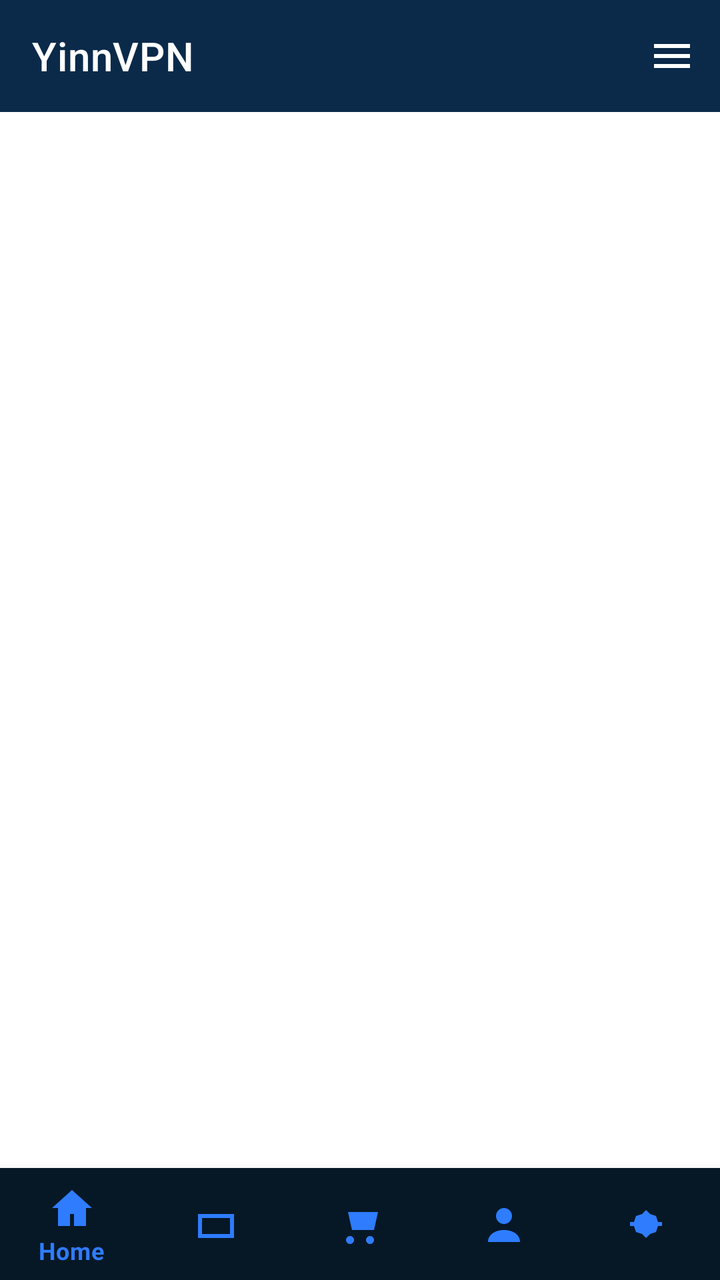
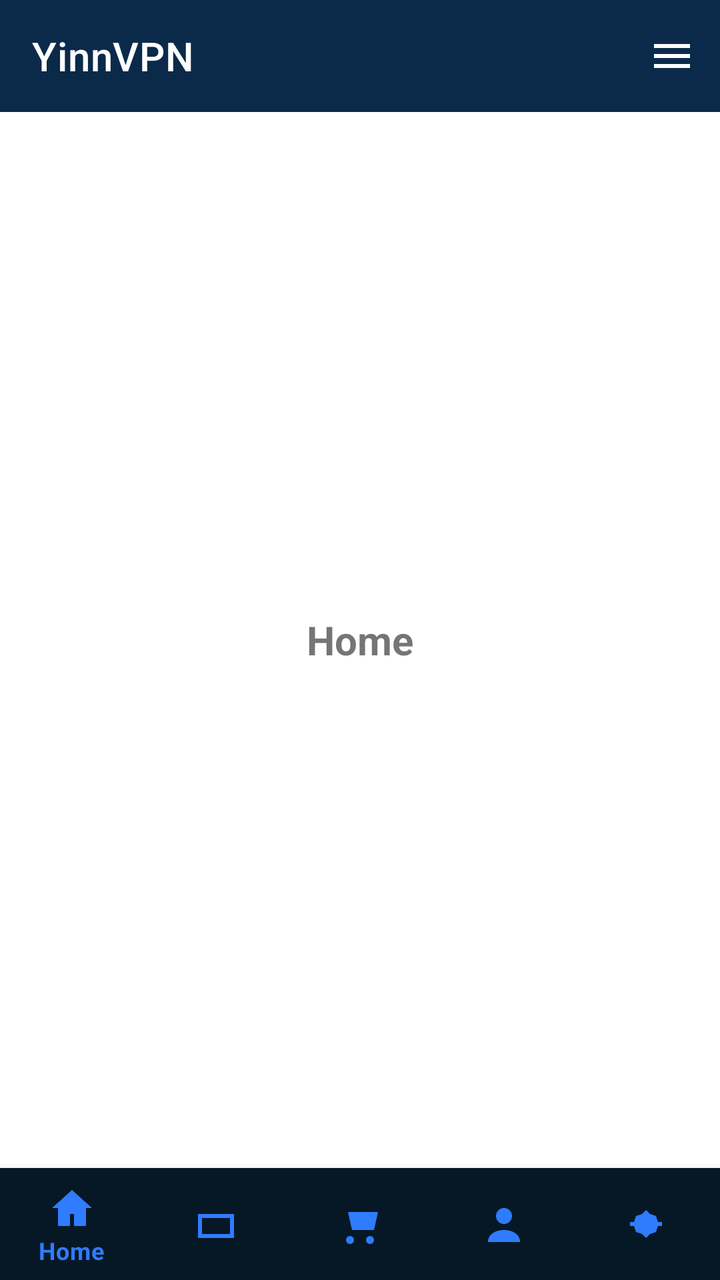

Screens rendered from an Android XML layout before and after an edit, with the pre-edit source and the edit as a unified diff.
<!-- AndroidManifest.xml: application theme AppTheme -->
<!-- res/layout/activity_main.xml -->
<?xml version="1.0" encoding="utf-8"?>
<androidx.drawerlayout.widget.DrawerLayout xmlns:android="http://schemas.android.com/apk/res/android"
    xmlns:app="http://schemas.android.com/apk/res-auto"
    android:id="@+id/drawer"
    android:layout_width="match_parent"
    android:layout_height="match_parent">

    <androidx.coordinatorlayout.widget.CoordinatorLayout
        android:layout_width="match_parent"
        android:layout_height="match_parent">

        <com.google.android.material.appbar.MaterialToolbar
            android:id="@+id/toolbar"
            android:layout_width="match_parent"
            android:layout_height="wrap_content"
            android:background="@color/navy"
            app:title="YinnVPN"
            app:titleTextColor="@android:color/white"
            app:menu="@menu/top_menu" />

        <FrameLayout
            android:id="@+id/content"
            android:layout_width="match_parent"
            android:layout_height="0dp"
            android:layout_marginTop="?attr/actionBarSize"
            app:layout_constraintBottom_toTopOf="@+id/bottomNav"/>

        <com.google.android.material.bottomnavigation.BottomNavigationView
            android:id="@+id/bottomNav"
            android:layout_width="match_parent"
            android:layout_height="wrap_content"
            android:layout_gravity="bottom"
            android:background="@color/dark_navy"
            app:menu="@menu/bottom_nav"
            app:itemIconTint="@color/accent_blue"
            app:itemTextColor="@color/accent_blue" />

    </androidx.coordinatorlayout.widget.CoordinatorLayout>

    <com.google.android.material.navigation.NavigationView
        android:id="@+id/navView"
        android:layout_width="280dp"
        android:layout_height="match_parent"
        android:layout_gravity="end"
        android:background="@color/dark_navy"
        app:menu="@menu/drawer_menu"
        app:itemTextColor="@color/text_night"
        app:itemIconTint="@color/accent_blue"/>
</androidx.drawerlayout.widget.DrawerLayout>
<!-- resources referenced by this layout -->
<resources>
  <color name="accent_blue">@color/primary_accent</color>
  <color name="dark_navy">#061826</color>
  <color name="navy">#0B2A4A</color>
  <color name="text_night">@android:color/white</color>
  <style name="AppTheme" parent="Theme.MaterialComponents.DayNight.NoActionBar">
          <item name="colorPrimary">@color/navy</item>
          <item name="colorPrimaryVariant">@color/navy</item>
          <item name="colorSecondary">@color/primary_accent</item>
          <item name="android:statusBarColor">@color/navy</item>
  
          
          <item name="materialButtonStyle">@style/AppButton</item>
      </style>
  <color name="primary_accent">#2F7CFF</color>
  <style name="AppButton" parent="Widget.MaterialComponents.Button">
          <item name="cornerRadius">16dp</item>
      </style>
</resources>

<!-- the commit's change to res/layout/activity_main.xml (unified diff, before → after) -->
@@ -25,6 +25,16 @@
             android:layout_marginTop="?attr/actionBarSize"
             app:layout_constraintBottom_toTopOf="@+id/bottomNav"/>
 
+            <TextView
+                android:id="1097 1097id/tvHome"
+                android:layout_width="match_parent"
+                android:layout_height="match_parent"
+                android:gravity="center"
+                android:text="Home"
+                android:textSize="20sp"
+                android:textStyle="bold" />
+
+
         <com.google.android.material.bottomnavigation.BottomNavigationView
             android:id="@+id/bottomNav"
             android:layout_width="match_parent"
